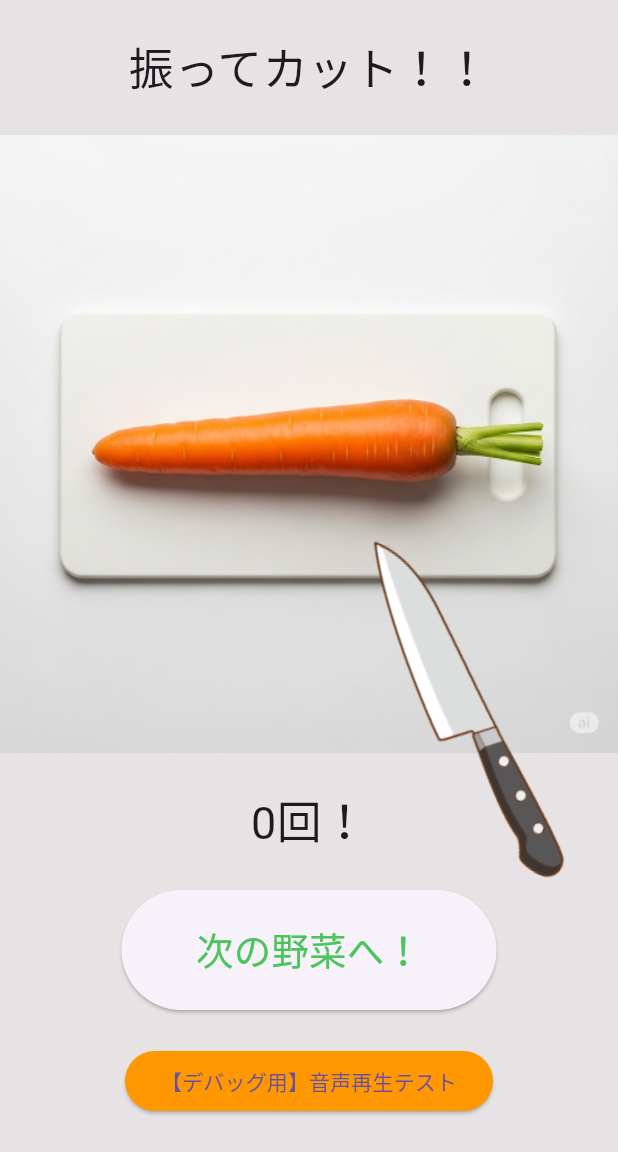
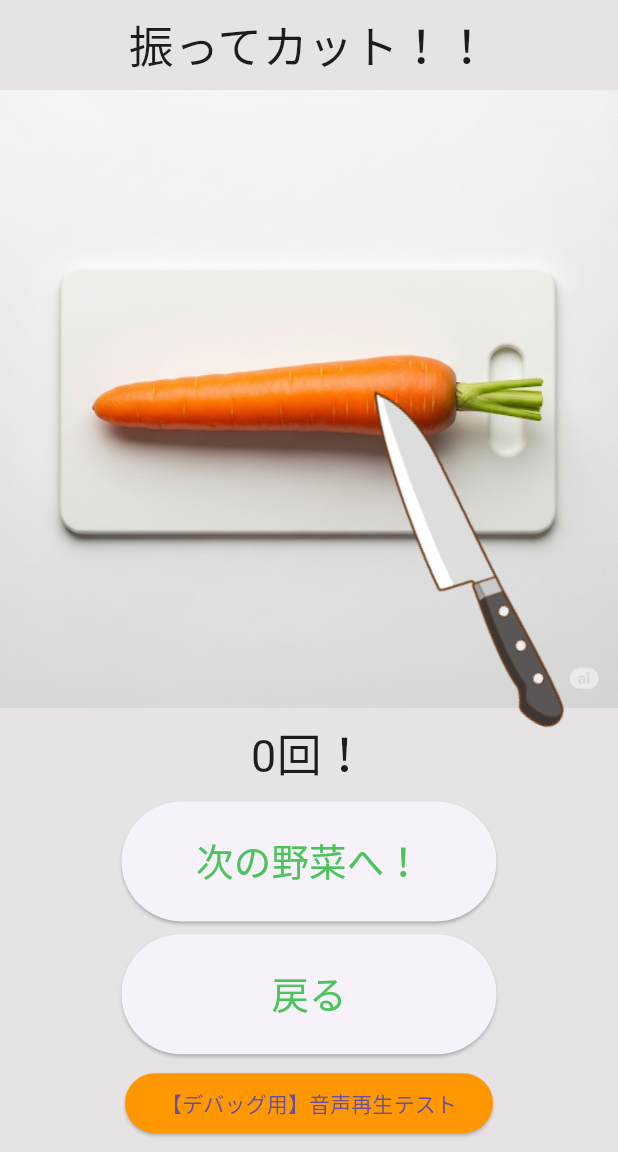
Before and after one commit to Shu-Nkosen/reazonCooking, a Flutter app: the screen it shows after launch, after a tap on "Start!", on a phone screen of 412 x 824 dp, the part 84-1236 px from its top. Run offline on Flutter 3.47's test engine with Material 3 defaults, Android fonts, the phone set to English and light mode, and no system bars; our stand-ins replace audioplayers, sensors_plus.

```diff
--- a/cooking_reazon/lib/SecondPage.dart
+++ b/cooking_reazon/lib/SecondPage.dart
@@ -1,8 +1,11 @@
+// secondPage.dart
+
 import 'package:flutter/material.dart';
 import 'package:sensors_plus/sensors_plus.dart';
 import 'ThirdPage.dart';
 import 'dart:math' as math;
 import 'package:audioplayers/audioplayers.dart';
+import 'dart:async';
 
 class NextPage extends StatefulWidget {
   const NextPage({super.key});
@@ -12,11 +15,13 @@ class NextPage extends StatefulWidget {
 }
 
 class _NextPageState extends State<NextPage> {
+  // StreamSubscriptionのインスタンスを保持する変数
+  StreamSubscription<UserAccelerometerEvent>? _accelerometerSubscription;
   int _userCutCount = 0;
   int _userCutState = 1;
-  int _currentVegetable = 1;
-  List<int> curryVegetables = [];
-  Map<int, String> vegetableImages = {1: 'C', 2: 'P', 3: 'O', 4: 'M'};
+  int _currentVegetable = 0;
+  List<int> curryVegetables = [0, 0, 0, 0];
+  Map<int, String> vegetableImages = {0: 'C', 1: 'P', 2: 'O', 3: 'M'};
 
   OverlayEntry? _overlayEntry;
 
@@ -64,7 +69,7 @@ class _NextPageState extends State<NextPage> {
                       child: ElevatedButton(
                         onPressed: () {
                           setState(() {
-                            curryVegetables.add(_userCutCount);
+                            curryVegetables[_currentVegetable] = _userCutCount;
                           });
                           // ここでオーバレイを削除
                           _overlayEntry?.remove();
@@ -103,7 +108,6 @@ class _NextPageState extends State<NextPage> {
                             _currentVegetable += 1;
                             _userCutCount = 0;
                           });
-                          _showKnifeOverlay();
                         },
                         child: Center(
                           child: const Text(
@@ -112,6 +116,27 @@ class _NextPageState extends State<NextPage> {
                               fontSize: 25,
                               color: Color.fromARGB(255, 75, 196, 91),
                             ),
+                          ),
+                        ),
+                      ),
+                    ),
+            ),
+            // 戻るボタン
+            SizedBox(
+              width: 250, // ボタンの幅を指定
+              height: 80,
+              child: ElevatedButton(
+                onPressed: () {
+                  _overlayEntry?.remove();
+                  _overlayEntry = null;
+                  Navigator.pop(context);
+                },
+                child: Center(
+                  child: const Text(
+                    '戻る',
+                    style: TextStyle(
+                      fontSize: 25,
+                      color: Color.fromARGB(255, 75, 196, 91),
                     ),
                   ),
                 ),
@@ -137,12 +162,15 @@ class _NextPageState extends State<NextPage> {
 
     _audioPlayer = AudioPlayer();
     _audioPlayer.setPlayerMode(PlayerMode.lowLatency);
-    // This callback runs after the initial frame is built, avoiding the error.
     WidgetsBinding.instance.addPostFrameCallback((_) {
       _showKnifeOverlay();
     });
 
-    userAccelerometerEvents.listen((UserAccelerometerEvent event) {
+    // リスナーを_accelerometerSubscriptionに格納
+    _accelerometerSubscription = userAccelerometerEvents.listen((
+      UserAccelerometerEvent event,
+    ) {
+      if (mounted) {
         setState(() {
           if (event.x * _userCutState < -10) {
             _userCutCount += 1;
@@ -150,6 +178,7 @@ class _NextPageState extends State<NextPage> {
           }
           _userCutState *= -1;
         });
+      }
     });
   }
 
@@ -162,10 +191,10 @@ class _NextPageState extends State<NextPage> {
   }
 
   void _showKnifeOverlay() {
-    if (_overlayEntry == null) {
+    _overlayEntry?.remove();
     _overlayEntry = OverlayEntry(
       builder: (context) => Positioned(
-          bottom: 150,
+        bottom: 250,
         right: -50,
         child: Transform.rotate(
           angle: 20 * math.pi / 180,
@@ -173,14 +202,14 @@ class _NextPageState extends State<NextPage> {
         ),
       ),
     );
-
     Overlay.of(context).insert(_overlayEntry!);
-    }
   }
 
   @override
   void dispose() {
+    _accelerometerSubscription?.cancel();
     _overlayEntry?.remove();
+    _overlayEntry = null;
     _audioPlayer.dispose();
     super.dispose();
   }
--- a/cooking_reazon/lib/ThirdPage.dart
+++ b/cooking_reazon/lib/ThirdPage.dart
@@ -1,3 +1,5 @@
+// ThirdPage.dart
+
 import 'package:flutter/material.dart';
 import 'package:sensors_plus/sensors_plus.dart';
 
--- a/cooking_reazon/lib/main.dart
+++ b/cooking_reazon/lib/main.dart
@@ -1,3 +1,5 @@
+// main.dart
+
 import 'package:flutter/material.dart';
 import 'SecondPage.dart';
 
```
Also changed, not shown: 1 other file. Lines whose indentation alone changed are shown as unchanged.
